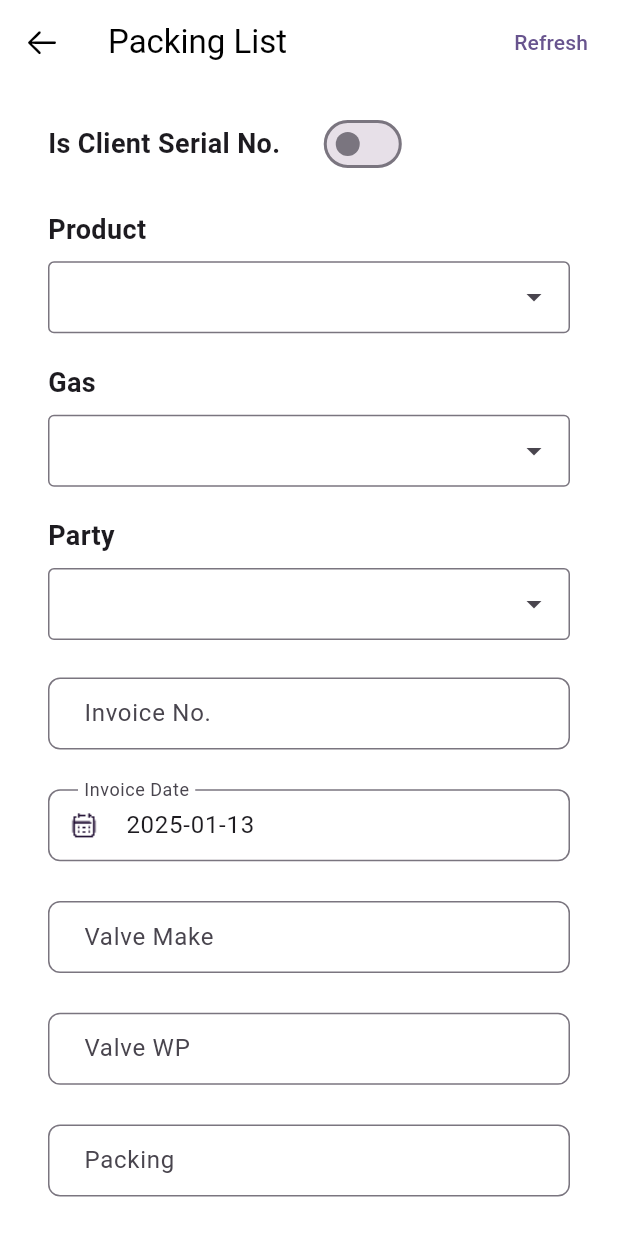
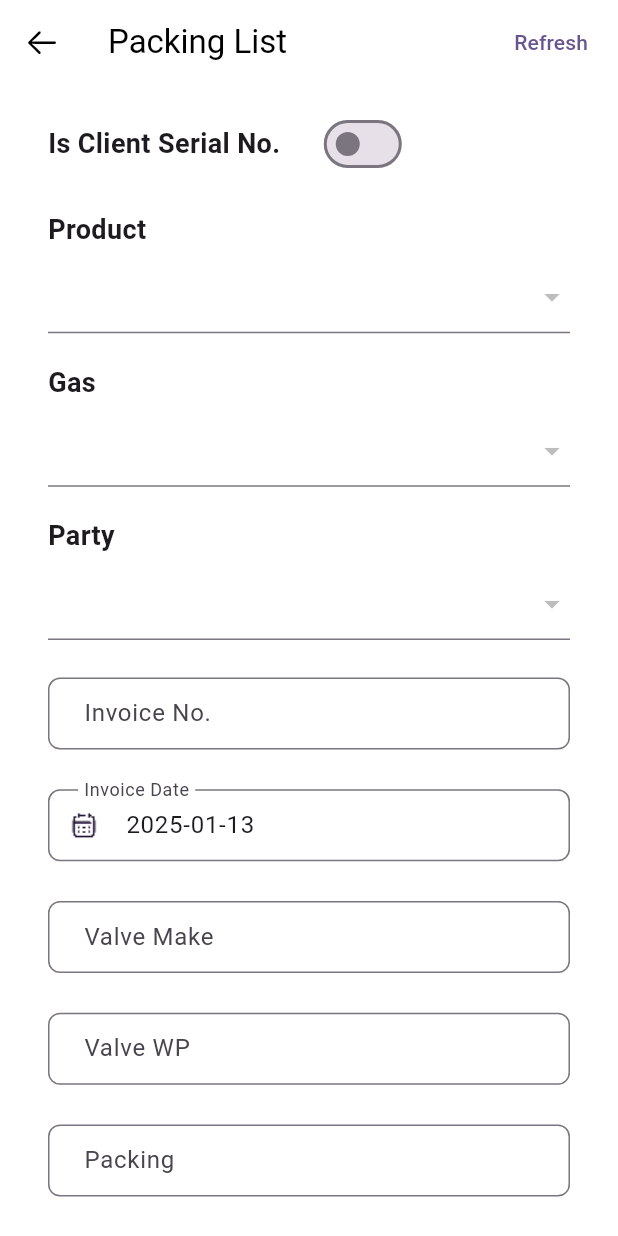
Before and after one commit to Rajinfosys/ekc_flutter, a Flutter app: the PackListView screen opened by its route, after a tap on an icon or button, on a phone screen of 412 x 824 dp. Run offline on Flutter 3.47's test engine with Material 3 defaults, Android fonts, the phone set to English and light mode, and no system bars; drawn by our look-alikes of dropdown_search; our stand-ins replace audioplayers, dio, get, get_storage, google_fonts, logger; missing offline and left inert: mobile_scanner, torch_controller; accounts and stored records are empty; network calls fail.

Commit message:
upgrade to major version
upgrade to major version

```diff
--- a/lib/presentation/auth/auth_screen.dart
+++ b/lib/presentation/auth/auth_screen.dart
@@ -2,7 +2,6 @@ import 'package:ekc_scan/core/utils/app_color.dart';
 import 'package:flutter/material.dart';
 import 'package:get/get.dart';
 import 'package:google_fonts/google_fonts.dart';
-import 'package:ekc_scan/service/http_service.dart';
 
 import '../../widgets/general_widgets.dart';
 import 'controller/auth_controller.dart';
--- a/lib/presentation/home_screen/controller/home_controller.dart
+++ b/lib/presentation/home_screen/controller/home_controller.dart
@@ -20,7 +20,7 @@ class HomePageController extends GetxController {
   var isLoading = false.obs;
   var isInitialized = false.obs;
 
-  RxList<ProductModel> productList = RxList.empty();
+  RxList<ProductModel?> productList = RxList.empty();
   RxList<GasModel> gasList = RxList.empty();
   RxList<ReasonModel> reasonList = RxList.empty();
   RxList<PartyModel> partyList = RxList.empty();
--- a/lib/presentation/packing_list/controller/packlist_controller.dart
+++ b/lib/presentation/packing_list/controller/packlist_controller.dart
@@ -324,7 +324,7 @@ class PacklistController extends GetxController {
     if (details['productid'] != null) {
       selectedProduct.value = HomePageController.instance.productList
           .toList()
-          .firstWhere((element) => element.productId == details['productid']);
+          .firstWhere((element) => element?.productId == details['productid']);
     }
 
     if (details['gas_type'] != null) {
--- a/lib/presentation/packing_list/packing_list.dart
+++ b/lib/presentation/packing_list/packing_list.dart
@@ -174,7 +174,7 @@ class PackListView extends GetView<PacklistController> {
                         SizedBox(
                           height: Get.height * dropSize,
                         ),
-                        DropdownSearch<ProductModel>(
+                        DropdownButtonFormField<ProductModel>(
                           validator: (ProductModel? input) {
                             if (input?.productName == null) {
                               Get.snackbar('Warning', 'Select Product',
@@ -184,19 +184,27 @@ class PackListView extends GetView<PacklistController> {
                             }
                             return null;
                           },
-                          enabled: !isEdit,
-                          items:
-                              HomePageController.instance.productList.toList(),
-                          itemAsString: (ProductModel u) => u.productName!,
+                          // enabled: !isEdit,
+                          items: HomePageController.instance.productList.map<DropdownMenuItem<ProductModel>>(
+                                  (ProductModel? value) {
+                                return DropdownMenuItem<ProductModel>(
+                                  value: value,
+                                  child: Text(
+                                    '${value?.productName}',
+                                    overflow: TextOverflow.ellipsis,
+                                  ),
+                                );
+                              }).toList(),
+                          // itemAsString: (ProductModel u) => u.productName!,
                           onChanged: controller.setProductValue,
-                          selectedItem: controller.selectedProduct.value,
-                          compareFn:
+                          // selectedItem: controller.selectedProduct.value,
+                          /*compareFn:
                               (ProductModel? item1, ProductModel? item2) =>
                                   true,
                           popupProps: const PopupProps.menu(
                             isFilterOnline: true,
                             showSearchBox: true,
-                          ),
+                          ),*/
                         ),
                         const SizedBox(
                           height: 20,
@@ -208,7 +216,7 @@ class PackListView extends GetView<PacklistController> {
                         SizedBox(
                           height: Get.height * dropSize,
                         ),
-                        DropdownSearch<GasModel>(
+                        DropdownButtonFormField<GasModel>(
                           validator: (GasModel? input) {
                             if (input?.gasName == null) {
                               Get.snackbar('Warning', 'Select Gas',
@@ -218,16 +226,25 @@ class PackListView extends GetView<PacklistController> {
                             }
                             return null;
                           },
-                          enabled: !isEdit,
-                          items: HomePageController.instance.gasList.toList(),
-                          itemAsString: (GasModel u) => u.gasName!,
+                          // enabled: !isEdit,
+                          items: HomePageController.instance.gasList.map<DropdownMenuItem<GasModel>>(
+                                  (GasModel? value) {
+                                return DropdownMenuItem<GasModel>(
+                                  value: value,
+                                  child: Text(
+                                    '${value?.gasName}',
+                                    overflow: TextOverflow.ellipsis,
+                                  ),
+                                );
+                              }).toList(),
+                          // itemAsString: (GasModel u) => u.gasName!,
                           onChanged: controller.setGasValue,
-                          compareFn: (GasModel? item1, GasModel? item2) => true,
-                          selectedItem: controller.selectedGas.value,
-                          popupProps: const PopupProps.menu(
-                            isFilterOnline: true,
-                            showSearchBox: true,
-                          ),
+                          // compareFn: (GasModel? item1, GasModel? item2) => true,
+                          // selectedItem: controller.selectedGas.value,
+                          // popupProps: const PopupProps.menu(
+                          //   isFilterOnline: true,
+                          //   showSearchBox: true,
+                          // ),
                         ),
                         const SizedBox(
                           height: 20,
@@ -239,7 +256,7 @@ class PackListView extends GetView<PacklistController> {
                         SizedBox(
                           height: Get.height * dropSize,
                         ),
-                        DropdownSearch<PartyModel>(
+                        DropdownButtonFormField<PartyModel>(
                           validator: (PartyModel? input) {
                             if (input?.fullname == null) {
                               Get.snackbar('Warning', 'Select Party',
@@ -249,17 +266,26 @@ class PackListView extends GetView<PacklistController> {
                             }
                             return null;
                           },
-                          enabled: !isEdit,
-                          items: HomePageController.instance.partyList.toList(),
-                          selectedItem: controller.selectedParty.value,
-                          itemAsString: (PartyModel u) => u.fullname!,
+                          // enabled: !isEdit,
+                          items: HomePageController.instance.partyList.map<DropdownMenuItem<PartyModel>>(
+                                                            (PartyModel? value) {
+                                                          return DropdownMenuItem<PartyModel>(
+                                                            value: value,
+                                                            child: Text(
+                                                              '${value?.fullname}',
+                                                              overflow: TextOverflow.ellipsis,
+                                                            ),
+                                                          );
+                                                        }).toList(),
+                          // selectedItem: controller.selectedParty.value,
+                          // itemAsString: (PartyModel u) => u.fullname!,
                           onChanged: controller.setPartyValue,
-                          compareFn: (PartyModel? item1, PartyModel? item2) =>
-                              true,
-                          popupProps: const PopupProps.menu(
-                            isFilterOnline: true,
-                            showSearchBox: true,
-                          ),
+                          // compareFn: (PartyModel? item1, PartyModel? item2) =>
+                          //     true,
+                          // popupProps: const PopupProps.menu(
+                          //   isFilterOnline: true,
+                          //   showSearchBox: true,
+                          // ),
                         ),
                         const SizedBox(
                           height: 25,
@@ -434,7 +460,7 @@ class PackListView extends GetView<PacklistController> {
                                         SerialNoModel? item2) =>
                                     true,
                                 popupProps: PopupProps.menu(
-                                  isFilterOnline: true,
+                                  // isFilterOnline: true,
                                   showSearchBox: true,
                                   searchFieldProps: TextFieldProps(
                                     controller: controller.searchController,
--- a/lib/service/http_service.dart
+++ b/lib/service/http_service.dart
@@ -27,7 +27,7 @@ class HttpService {
   HttpService._internal();
 
   // static var _baseUrl = 'http://rajwin.dyndns.org:8092/scriptcase/app/ekc_qc';
-  static var _baseUrl = 'http://192.168.0.78:8091';
+  static var _baseUrl = 'https://192.168.0.78:8091';
   // static var _baseUrl = 'http://rajwin.dyndns.org:8092';
   // static var _baseUrl = AuthController.instance.apiBase.value.text;
 
```
Also changed, not shown: pubspec.yaml (+6 -17 lines), pubspec.lock, 3 other files.
